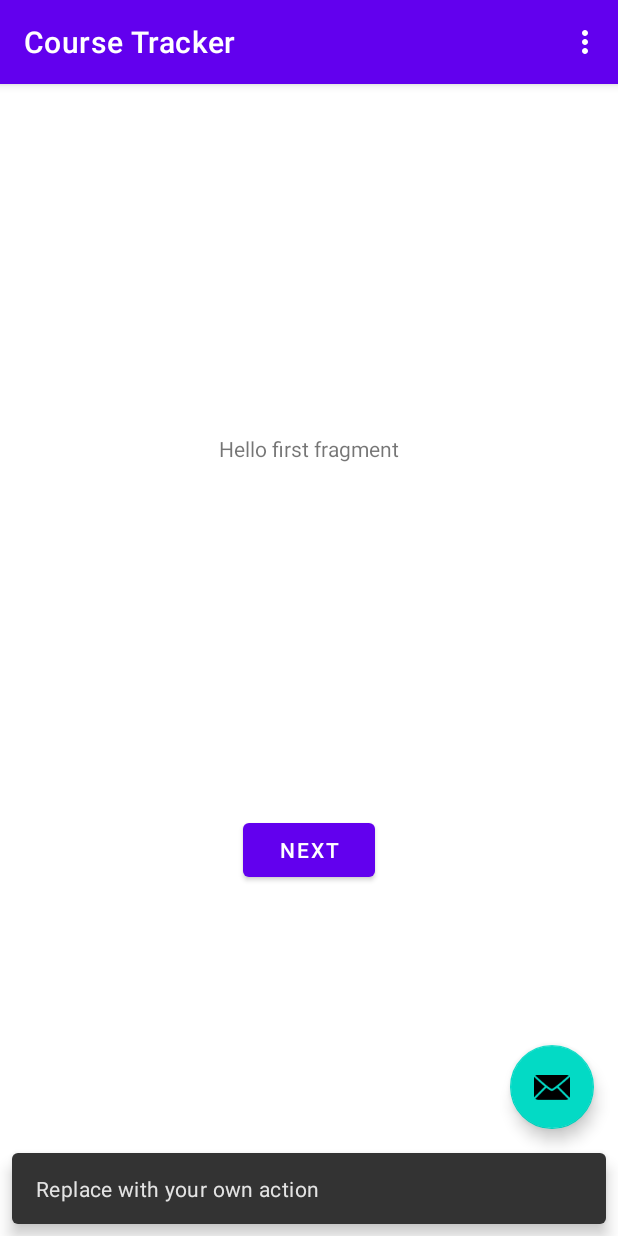
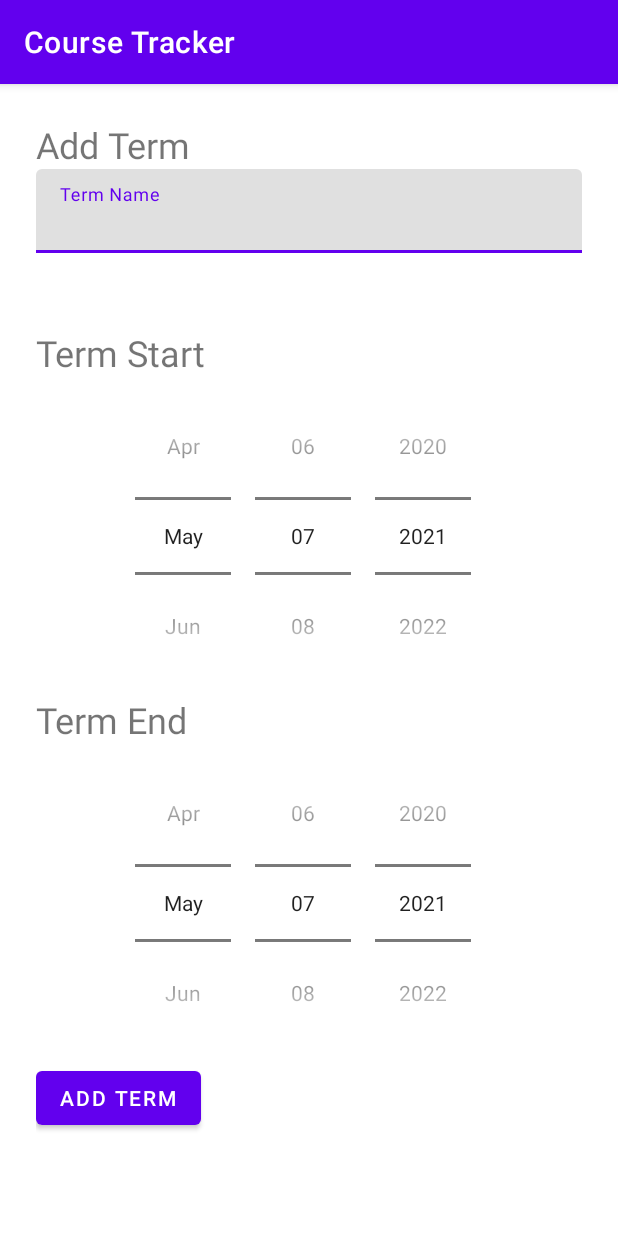
Before and after one commit to jacobbeatty/CourseTracker, an Android app: the screen it shows after launch (MainActivity before the commit, CreateTerm after it), after a tap on an icon or button, on a phone screen of 412 x 824 dp. Run offline under Robolectric (Android 15) with nearby library versions, the phone set to English and light mode, and no system bars.

Commit message:
started course add setup

```diff
--- a/app/src/main/AndroidManifest.xml
+++ b/app/src/main/AndroidManifest.xml
@@ -19,6 +19,7 @@
                 <category android:name="android.intent.category.LAUNCHER" />
             </intent-filter>
         </activity>
+        <activity android:name=".CreateTerm" />
     </application>
 
 </manifest>
--- /dev/null
+++ b/app/src/main/java/com/jacobbeatty/coursetracker/CreateTerm.java
@@ -0,0 +1,51 @@
+package com.jacobbeatty.coursetracker;
+
+import android.os.Bundle;
+import android.util.Log;
+import android.view.View;
+import android.widget.Button;
+import android.widget.DatePicker;
+import android.widget.EditText;
+
+import androidx.annotation.Nullable;
+import androidx.appcompat.app.AppCompatActivity;
+
+import java.util.Date;
+
+public class CreateTerm extends AppCompatActivity {
+
+    private static final String TAG = "CreateTerm";
+
+    EditText termName;
+    DatePicker termStart;
+    DatePicker termEnd;
+    Button button;
+
+
+    @Override
+    protected void onCreate(@Nullable Bundle savedInstanceState) {
+        super.onCreate(savedInstanceState);
+        setContentView(R.layout.create_user);
+
+        termName = findViewById(R.id.term_name);
+        termStart = findViewById(R.id.term_start);
+        termEnd = findViewById(R.id.term_end);
+        button = findViewById(R.id.button);
+
+
+        button.setOnClickListener(new View.OnClickListener() {
+            @Override
+            public void onClick(View view) {
+                // TODO: 5/7/2021 Save to database
+
+                int startMonth = termStart.getMonth();
+                int startYear = termStart.getYear();
+
+                Log.d(TAG, "onClick: termName: " + termName.getText().toString());
+                Log.d(TAG, "onClick: startMonth: " + startMonth);
+                Log.d(TAG, "onClick: startYear: " + startYear);
+
+            }
+        });
+    }
+}
--- a/app/src/main/java/com/jacobbeatty/coursetracker/FirstFragment.java
+++ /dev/null
@@ -1,34 +0,0 @@
-package com.jacobbeatty.coursetracker;
-
-import android.os.Bundle;
-import android.view.LayoutInflater;
-import android.view.View;
-import android.view.ViewGroup;
-
-import androidx.annotation.NonNull;
-import androidx.fragment.app.Fragment;
-import androidx.navigation.fragment.NavHostFragment;
-
-public class FirstFragment extends Fragment {
-
-    @Override
-    public View onCreateView(
-            LayoutInflater inflater, ViewGroup container,
-            Bundle savedInstanceState
-    ) {
-        // Inflate the layout for this fragment
-        return inflater.inflate(R.layout.fragment_first, container, false);
-    }
-
-    public void onViewCreated(@NonNull View view, Bundle savedInstanceState) {
-        super.onViewCreated(view, savedInstanceState);
-
-        view.findViewById(R.id.button_first).setOnClickListener(new View.OnClickListener() {
-            @Override
-            public void onClick(View view) {
-                NavHostFragment.findNavController(FirstFragment.this)
-                        .navigate(R.id.action_FirstFragment_to_SecondFragment);
-            }
-        });
-    }
-}
--- a/app/src/main/java/com/jacobbeatty/coursetracker/MainActivity.java
+++ b/app/src/main/java/com/jacobbeatty/coursetracker/MainActivity.java
@@ -1,19 +1,20 @@
 package com.jacobbeatty.coursetracker;
 
+import android.content.Intent;
 import android.os.Bundle;
 
 import com.google.android.material.floatingactionbutton.FloatingActionButton;
-import com.google.android.material.snackbar.Snackbar;
 
 import androidx.appcompat.app.AppCompatActivity;
 import androidx.appcompat.widget.Toolbar;
 
+import android.util.Log;
 import android.view.View;
 
-import android.view.Menu;
-import android.view.MenuItem;
+public class MainActivity extends AppCompatActivity {
 
-public class MainActivity extends AppCompatActivity {
+    FloatingActionButton fab;
+    private static final String TAG = "MainActivity";
 
     @Override
     protected void onCreate(Bundle savedInstanceState) {
@@ -22,35 +23,14 @@ public class MainActivity extends AppCompatActivity {
         Toolbar toolbar = findViewById(R.id.toolbar);
         setSupportActionBar(toolbar);
 
-        FloatingActionButton fab = findViewById(R.id.fab);
+        fab = findViewById(R.id.fab);
         fab.setOnClickListener(new View.OnClickListener() {
             @Override
             public void onClick(View view) {
-                Snackbar.make(view, "Replace with your own action", Snackbar.LENGTH_LONG)
-                        .setAction("Action", null).show();
+                Log.d(TAG, "OnClick: clicked");
+                startActivity(new Intent(MainActivity.this, CreateTerm.class));
             }
         });
     }
 
-    @Override
-    public boolean onCreateOptionsMenu(Menu menu) {
-        // Inflate the menu; this adds items to the action bar if it is present.
-        getMenuInflater().inflate(R.menu.menu_main, menu);
-        return true;
-    }
-
-    @Override
-    public boolean onOptionsItemSelected(MenuItem item) {
-        // Handle action bar item clicks here. The action bar will
-        // automatically handle clicks on the Home/Up button, so long
-        // as you specify a parent activity in AndroidManifest.xml.
-        int id = item.getItemId();
-
-        //noinspection SimplifiableIfStatement
-        if (id == R.id.action_settings) {
-            return true;
-        }
-
-        return super.onOptionsItemSelected(item);
-    }
 }
--- a/app/src/main/java/com/jacobbeatty/coursetracker/SecondFragment.java
+++ /dev/null
@@ -1,34 +0,0 @@
-package com.jacobbeatty.coursetracker;
-
-import android.os.Bundle;
-import android.view.LayoutInflater;
-import android.view.View;
-import android.view.ViewGroup;
-
-import androidx.annotation.NonNull;
-import androidx.fragment.app.Fragment;
-import androidx.navigation.fragment.NavHostFragment;
-
-public class SecondFragment extends Fragment {
-
-    @Override
-    public View onCreateView(
-            LayoutInflater inflater, ViewGroup container,
-            Bundle savedInstanceState
-    ) {
-        // Inflate the layout for this fragment
-        return inflater.inflate(R.layout.fragment_second, container, false);
-    }
-
-    public void onViewCreated(@NonNull View view, Bundle savedInstanceState) {
-        super.onViewCreated(view, savedInstanceState);
-
-        view.findViewById(R.id.button_second).setOnClickListener(new View.OnClickListener() {
-            @Override
-            public void onClick(View view) {
-                NavHostFragment.findNavController(SecondFragment.this)
-                        .navigate(R.id.action_SecondFragment_to_FirstFragment);
-            }
-        });
-    }
-}
--- a/app/src/main/res/layout/content_main.xml
+++ b/app/src/main/res/layout/content_main.xml
@@ -5,15 +5,13 @@
     android:layout_height="match_parent"
     app:layout_behavior="@string/appbar_scrolling_view_behavior">
 
-    <fragment
-        android:id="@+id/nav_host_fragment"
-        android:name="androidx.navigation.fragment.NavHostFragment"
+    <androidx.recyclerview.widget.RecyclerView
+        android:id="@+id/recycler_view"
         android:layout_width="0dp"
         android:layout_height="0dp"
-        app:defaultNavHost="true"
         app:layout_constraintBottom_toBottomOf="parent"
         app:layout_constraintLeft_toLeftOf="parent"
         app:layout_constraintRight_toRightOf="parent"
-        app:layout_constraintTop_toTopOf="parent"
-        app:navGraph="@navigation/nav_graph" />
+        app:layout_constraintTop_toTopOf="parent" />
+
 </androidx.constraintlayout.widget.ConstraintLayout>
--- /dev/null
+++ b/app/src/main/res/layout/create_user.xml
@@ -0,0 +1,60 @@
+<?xml version="1.0" encoding="utf-8"?>
+<LinearLayout xmlns:android="http://schemas.android.com/apk/res/android"
+    android:orientation="vertical"
+    android:layout_width="match_parent"
+    android:layout_height="wrap_content"
+    android:padding="24dp">
+
+    <TextView
+        android:layout_width="match_parent"
+        android:layout_height="wrap_content"
+        android:text="Add Term"
+        android:textSize="24sp"/>
+
+    <com.google.android.material.textfield.TextInputLayout
+        android:layout_width="match_parent"
+        android:layout_height="wrap_content">
+
+        <com.google.android.material.textfield.TextInputEditText
+            android:id="@+id/term_name"
+            android:hint="Term Name"
+            android:layout_width="match_parent"
+            android:layout_height="wrap_content"
+            android:layout_marginBottom="75px"/>
+
+        <TextView
+            android:layout_width="match_parent"
+            android:layout_height="wrap_content"
+            android:text="Term Start"
+            android:textSize="24sp" />
+
+        <DatePicker
+            android:id="@+id/term_start"
+            android:datePickerMode="spinner"
+            android:calendarViewShown="false"
+            android:layout_width="match_parent"
+            android:layout_height="wrap_content"
+            />
+        <TextView
+            android:layout_width="match_parent"
+            android:layout_height="wrap_content"
+            android:text="Term End"
+            android:textSize="24sp" />
+
+        <DatePicker
+            android:id="@+id/term_end"
+            android:datePickerMode="spinner"
+            android:calendarViewShown="false"
+            android:layout_width="match_parent"
+            android:layout_height="wrap_content"
+            />
+        <Button
+            android:id="@+id/button"
+            android:text="Add Term"
+            android:layout_width="wrap_content"
+            android:layout_height="wrap_content"/>
+
+    </com.google.android.material.textfield.TextInputLayout>
+
+
+</LinearLayout>
--- a/app/src/main/res/layout/fragment_first.xml
+++ /dev/null
@@ -1,28 +0,0 @@
-<?xml version="1.0" encoding="utf-8"?>
-<androidx.constraintlayout.widget.ConstraintLayout xmlns:android="http://schemas.android.com/apk/res/android"
-    xmlns:app="http://schemas.android.com/apk/res-auto"
-    xmlns:tools="http://schemas.android.com/tools"
-    android:layout_width="match_parent"
-    android:layout_height="match_parent"
-    tools:context=".FirstFragment">
-
-    <TextView
-        android:id="@+id/textview_first"
-        android:layout_width="wrap_content"
-        android:layout_height="wrap_content"
-        android:text="@string/hello_first_fragment"
-        app:layout_constraintBottom_toTopOf="@id/button_first"
-        app:layout_constraintEnd_toEndOf="parent"
-        app:layout_constraintStart_toStartOf="parent"
-        app:layout_constraintTop_toTopOf="parent" />
-
-    <Button
-        android:id="@+id/button_first"
-        android:layout_width="wrap_content"
-        android:layout_height="wrap_content"
-        android:text="@string/next"
-        app:layout_constraintBottom_toBottomOf="parent"
-        app:layout_constraintEnd_toEndOf="parent"
-        app:layout_constraintStart_toStartOf="parent"
-        app:layout_constraintTop_toBottomOf="@id/textview_first" />
-</androidx.constraintlayout.widget.ConstraintLayout>
--- a/app/src/main/res/layout/fragment_second.xml
+++ /dev/null
@@ -1,27 +0,0 @@
-<?xml version="1.0" encoding="utf-8"?>
-<androidx.constraintlayout.widget.ConstraintLayout xmlns:android="http://schemas.android.com/apk/res/android"
-    xmlns:app="http://schemas.android.com/apk/res-auto"
-    xmlns:tools="http://schemas.android.com/tools"
-    android:layout_width="match_parent"
-    android:layout_height="match_parent"
-    tools:context=".SecondFragment">
-
-    <TextView
-        android:id="@+id/textview_second"
-        android:layout_width="wrap_content"
-        android:layout_height="wrap_content"
-        app:layout_constraintBottom_toTopOf="@id/button_second"
-        app:layout_constraintEnd_toEndOf="parent"
-        app:layout_constraintStart_toStartOf="parent"
-        app:layout_constraintTop_toTopOf="parent" />
-
-    <Button
-        android:id="@+id/button_second"
-        android:layout_width="wrap_content"
-        android:layout_height="wrap_content"
-        android:text="@string/previous"
-        app:layout_constraintBottom_toBottomOf="parent"
-        app:layout_constraintEnd_toEndOf="parent"
-        app:layout_constraintStart_toStartOf="parent"
-        app:layout_constraintTop_toBottomOf="@id/textview_second" />
-</androidx.constraintlayout.widget.ConstraintLayout>
--- a/app/src/main/res/navigation/nav_graph.xml
+++ /dev/null
@@ -1,28 +0,0 @@
-<?xml version="1.0" encoding="utf-8"?>
-<navigation xmlns:android="http://schemas.android.com/apk/res/android"
-    xmlns:app="http://schemas.android.com/apk/res-auto"
-    xmlns:tools="http://schemas.android.com/tools"
-    android:id="@+id/nav_graph"
-    app:startDestination="@id/FirstFragment">
-
-    <fragment
-        android:id="@+id/FirstFragment"
-        android:name="com.jacobbeatty.coursetracker.FirstFragment"
-        android:label="@string/first_fragment_label"
-        tools:layout="@layout/fragment_first">
-
-        <action
-            android:id="@+id/action_FirstFragment_to_SecondFragment"
-            app:destination="@id/SecondFragment" />
-    </fragment>
-    <fragment
-        android:id="@+id/SecondFragment"
-        android:name="com.jacobbeatty.coursetracker.SecondFragment"
-        android:label="@string/second_fragment_label"
-        tools:layout="@layout/fragment_second">
-
-        <action
-            android:id="@+id/action_SecondFragment_to_FirstFragment"
-            app:destination="@id/FirstFragment" />
-    </fragment>
-</navigation>
```
